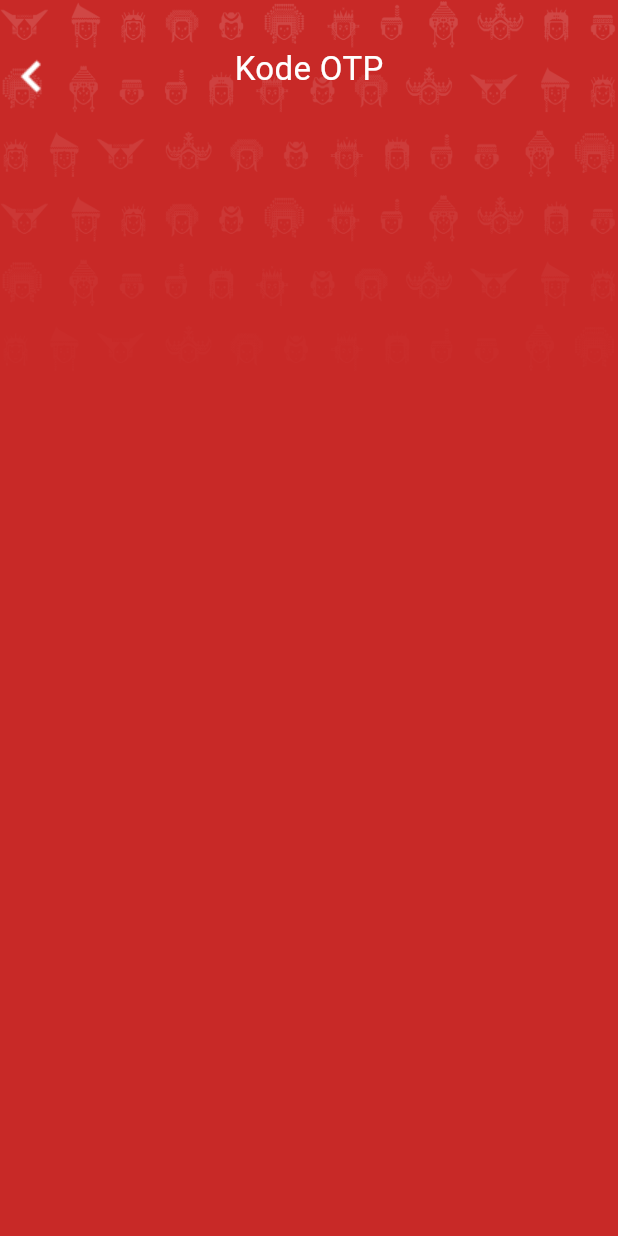
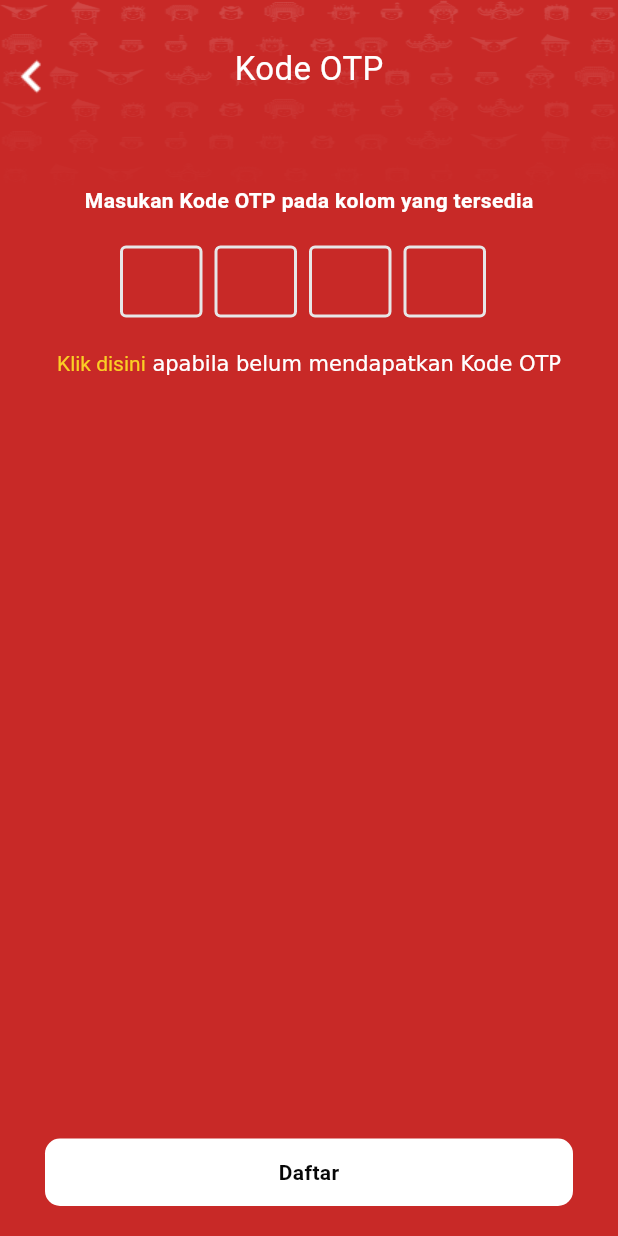
Before and after one commit to NKRI-78/mobile-rakhsa, a Flutter app: the RegisterOtp screen opened directly, on a phone screen of 412 x 824 dp. Run offline on Flutter 3.47's test engine with Material 3 defaults, Android fonts, the phone set to English and light mode, and no system bars; drawn by our look-alikes of flutter_otp_text_field; our stand-ins replace cached_network_image, camera, dartz, dio, equatable, flutter_secure_storage and 7 more; accounts and stored records are empty; network calls fail.

Commit message:
update otp

```diff
--- a/lib/features/auth/presentation/pages/register_otp.dart
+++ b/lib/features/auth/presentation/pages/register_otp.dart
@@ -1,5 +1,10 @@
+import 'package:flutter/gestures.dart';
 import 'package:flutter/material.dart';
+import 'package:flutter_otp_text_field/flutter_otp_text_field.dart';
 import 'package:rakhsa/common/constants/theme.dart';
+import 'package:rakhsa/features/dashboard/presentation/pages/dashboard.dart';
+import 'package:rakhsa/shared/basewidgets/button/custom.dart';
+import 'package:stop_watch_timer/stop_watch_timer.dart';
 
 class RegisterOtp extends StatefulWidget {
   const RegisterOtp({super.key});
@@ -9,12 +14,47 @@ class RegisterOtp extends StatefulWidget {
 }
 
 class _RegisterOtpState extends State<RegisterOtp> {
+  bool _startTimer = false;
+
+  final StopWatchTimer _timer = StopWatchTimer(
+    mode: StopWatchMode.countDown,
+    presetMillisecond: StopWatchTimer.getMilliSecFromSecond(40),
+  );
+
+  String _parseSeconds(int value) {
+    value++;
+    if (value > 1) {
+      return "Kirim ulang lagi dalam $value detik";
+    }
+    return "Kirim ulang lagi dalam $value detik";
+  }
+
+  @override
+  void initState() {
+    super.initState();
+
+    _timer.fetchEnded.listen((value) {
+      _startTimer = false;
+      _timer.onResetTimer();
+      setState(() {});
+    });
+  }
+
+  @override
+  void dispose() {
+    super.dispose();
+
+    _timer.dispose();
+  }
+
   @override
   Widget build(BuildContext context) {
     return Scaffold(
       backgroundColor: primaryColor,
       body: SafeArea(
-        child: SingleChildScrollView(
+        child: Stack(
+          children: [
+            SingleChildScrollView(
               child: Column(
                 children: [
                   Stack(
@@ -22,7 +62,7 @@ class _RegisterOtpState extends State<RegisterOtp> {
                     children: [
                       Container(
                         width: double.infinity,
-                    height: MediaQuery.of(context).size.height * 0.3,
+                        height: MediaQuery.of(context).size.height * 0.15,
                         decoration: const BoxDecoration(
                           image: DecorationImage(
                             fit: BoxFit.fill,
@@ -54,8 +94,94 @@ class _RegisterOtpState extends State<RegisterOtp> {
                       )
                     ],
                   ),
+                  Padding(
+                    padding: const EdgeInsets.symmetric(horizontal: 20),
+                    child: Column(
+                      mainAxisAlignment: MainAxisAlignment.start,
+                      crossAxisAlignment: CrossAxisAlignment.center,
+                      children: [
+                        const Text(
+                          "Masukan Kode OTP pada kolom yang tersedia",
+                          style: TextStyle(
+                            fontSize: fontSizeDefault,
+                            color: whiteColor,
+                            fontWeight: FontWeight.bold,
+                          ),
+                        ),
+                        const SizedBox(
+                      height: 20,
+                      ),
+                      OtpTextField(
+                        fieldWidth: 55,
+                        fieldHeight: 55,
+                        numberOfFields: 4,
+                        borderColor: const Color(0xFF512DA8),
+                        //set to true to show as box or false to show as dash
+                        showFieldAsBox: true,
+                        textStyle: const TextStyle(
+                          color: whiteColor,
+                          fontSize: 25
+                        ),
+                        //runs when a code is typed in
+                        onCodeChanged: (String code) {},
+
+                        contentPadding: const EdgeInsets.only(top: 10),
+                        //runs when every textfield is filled
+                        onSubmit: (String verificationCode) {}, // end onSubmit
+                      ),
+                      const SizedBox(
+                        height: 16,
+                      ),
+                      _startTimer
+                    ? StreamBuilder<int>(
+                        stream: _timer.secondTime,
+                        initialData: _timer.initialPresetTime,
+                        builder: (context, snap) {
+                          final value = snap.data ?? 0;
+                          return Text(
+                            _parseSeconds(value),
+                            style: const TextStyle(color: whiteColor),
+                          );
+                        })
+                      : RichText(
+                          text: TextSpan(children: [
+                            TextSpan(
+                              text: 'Klik disini',
+                              style: const TextStyle(
+                                color: yellowColor,
+                              ),
+                              recognizer: TapGestureRecognizer()
+                              ..onTap = () {},
+                            ),
+                            const TextSpan(
+                                text:
+                                    " apabila belum mendapatkan Kode OTP"),
+                          ]),
+                        ),
                       ],
                     ),
+                  ),
+                ],
+              ),
+            ),
+            Align(
+              alignment: Alignment.bottomCenter,
+              child: Padding(
+                padding: const EdgeInsets.symmetric(vertical: 20, horizontal: 30),
+                child: CustomButton(
+                  onTap: () {
+                    Navigator.of(context).push(MaterialPageRoute(builder: (context) => const DashboardScreen()));
+                  },
+                  isBorder: false,
+                  isBorderRadius: true,
+                  isBoxShadow: false,
+                  btnColor: whiteColor,
+                  btnTxt: "Daftar",
+                  btnTextColor: blackColor,
+                ),
+              ),
+            )
+          ],
         )
       ),
     );
--- a/lib/features/auth/presentation/widgets/register/_field_confirm_password.dart
+++ b/lib/features/auth/presentation/widgets/register/_field_confirm_password.dart
@@ -1,4 +1,4 @@
-part of '../../pages/register.dart';
+part of '../../pages/register/register.dart';
 
 class _FieldConfirmPassword extends StatelessWidget {
   const _FieldConfirmPassword();
--- a/lib/features/auth/presentation/widgets/register/_field_password.dart
+++ b/lib/features/auth/presentation/widgets/register/_field_password.dart
@@ -1,4 +1,4 @@
-part of '../../pages/register.dart';
+part of '../../pages/register/register.dart';
 
 class _FieldPassword extends StatelessWidget {
   const _FieldPassword();
--- a/lib/features/auth/presentation/widgets/register/_input_email.dart
+++ b/lib/features/auth/presentation/widgets/register/_input_email.dart
@@ -1,4 +1,4 @@
-part of '../../pages/register.dart';
+part of '../../pages/register/register.dart';
 
 class InputEmail extends StatelessWidget {
   const InputEmail({super.key});
--- a/lib/features/auth/presentation/widgets/register/_input_fullname.dart
+++ b/lib/features/auth/presentation/widgets/register/_input_fullname.dart
@@ -1,4 +1,4 @@
-part of '../../pages/register.dart';
+part of '../../pages/register/register.dart';
 
 class _InputFullname extends StatelessWidget {
   const _InputFullname();
--- a/lib/features/auth/presentation/widgets/register/_input_number.dart
+++ b/lib/features/auth/presentation/widgets/register/_input_number.dart
@@ -1,4 +1,4 @@
-part of '../../pages/register.dart';
+part of '../../pages/register/register.dart';
 
 class InputNumber extends StatelessWidget {
   const InputNumber({super.key});
--- a/lib/features/auth/presentation/widgets/register/_input_number_urgent.dart
+++ b/lib/features/auth/presentation/widgets/register/_input_number_urgent.dart
@@ -1,4 +1,4 @@
-part of '../../pages/register.dart';
+part of '../../pages/register/register.dart';
 
 class InputNumberUrgent extends StatelessWidget {
   const InputNumberUrgent({super.key});
--- a/lib/features/auth/presentation/widgets/register/_input_passport.dart
+++ b/lib/features/auth/presentation/widgets/register/_input_passport.dart
@@ -1,4 +1,4 @@
-part of '../../pages/register.dart';
+part of '../../pages/register/register.dart';
 
 class InputPassport extends StatelessWidget {
   const InputPassport({super.key});
--- a/lib/main.dart
+++ b/lib/main.dart
@@ -2,7 +2,7 @@ import 'package:flutter/material.dart';
 
 // ignore: depend_on_referenced_packages
 import 'package:provider/provider.dart';
-import 'package:rakhsa/features/auth/presentation/pages/register.dart';
+import 'package:rakhsa/features/auth/presentation/pages/login.dart';
 import 'package:rakhsa/features/dashboard/presentation/pages/dashboard.dart';
 import 'package:rakhsa/global.dart';
 
```
Also changed, not shown: lib/common/utils/dio.dart (added, +44 -0 lines), lib/features/auth/data/models/user.dart (added, +97 -0 lines), lib/features/auth/data/repositories/auth_repository.dart (added, +42 -0 lines), lib/features/auth/presentation/pages/login.dart (+11 -4 lines), lib/features/auth/presentation/pages/register/register.dart (renamed from lib/features/auth/presentation/pages/register.dart, +13 -38 lines), lib/features/auth/presentation/pages/register/register_state.dart (added, +9 -0 lines), pubspec.yaml (+14 -29 lines), assets/images/incident_image.png (added), lib/features/auth/presentation/providers/get_register_notifier.dart (added), lib/features/dashboard/presentation/pages/widgets/carousel_home.dart (added), pubspec.lock. Lines whose indentation alone changed are shown as unchanged.
